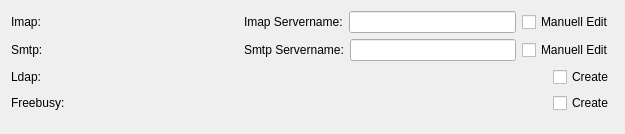
Old version of the form resources/kolab/wizard/kolabwizard2.ui in the repository KDE/kdepim-runtime.
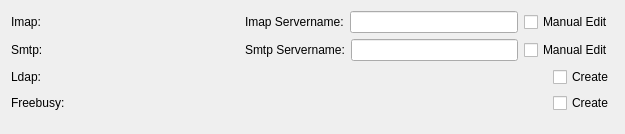
New version of the form.

```diff
--- a/resources/kolab/wizard/kolabwizard2.ui
+++ b/resources/kolab/wizard/kolabwizard2.ui
@@ -52,7 +52,7 @@
         <bool>true</bool>
        </property>
        <property name="text">
-        <string>Manuell Edit</string>
+        <string>Manual Edit</string>
        </property>
        <property name="checked">
         <bool>false</bool>
@@ -133,7 +133,7 @@
         <bool>true</bool>
        </property>
        <property name="text">
-        <string>Manuell Edit</string>
+        <string>Manual Edit</string>
        </property>
        <property name="checked">
         <bool>false</bool>
```
